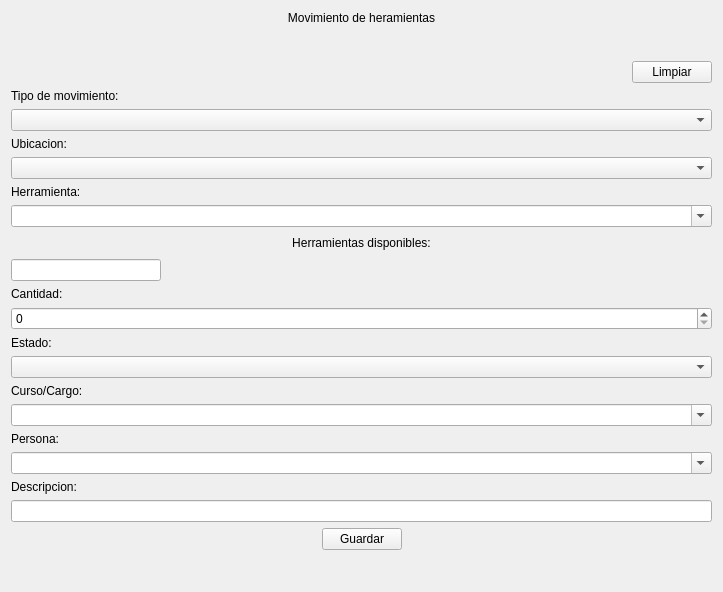
Before: the Qt Designer form blustock/ui/screens_uis/n-movimiento.ui in MaxAPBusiness/Blustock, drawn with Qt 5.
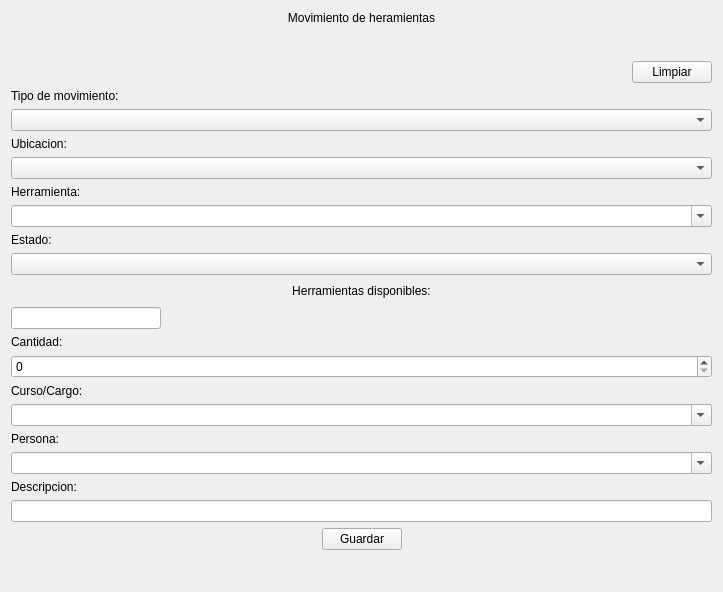
After: the same form once the commit is applied.

```diff
--- a/blustock/ui/screens_uis/n-movimiento.ui
+++ b/blustock/ui/screens_uis/n-movimiento.ui
@@ -144,6 +144,23 @@
       </widget>
      </item>
      <item row="3" column="1">
+      <widget class="QLabel" name="estadoLabel">
+       <property name="text">
+        <string>Estado:</string>
+       </property>
+      </widget>
+     </item>
+     <item row="4" column="1">
+      <widget class="QComboBox" name="estadoComboBox">
+       <property name="editable">
+        <bool>false</bool>
+       </property>
+       <property name="insertPolicy">
+        <enum>QComboBox::NoInsert</enum>
+       </property>
+      </widget>
+     </item>
+     <item row="5" column="1">
       <widget class="QLabel" name="herramientasDisponiblesLabel">
        <property name="sizePolicy">
         <sizepolicy hsizetype="Preferred" vsizetype="Preferred">
@@ -177,7 +194,7 @@
        </property>
       </widget>
      </item>
-     <item row="4" column="1">
+     <item row="6" column="1">
       <widget class="QLineEdit" name="herramientasDisponiblesLineEdit">
        <property name="sizePolicy">
         <sizepolicy hsizetype="Fixed" vsizetype="Fixed">
@@ -215,45 +232,28 @@
        </property>
       </widget>
      </item>
-     <item row="5" column="0">
+     <item row="7" column="0">
       <widget class="QLabel" name="cantidadLabel">
        <property name="text">
         <string>Cantidad:</string>
        </property>
       </widget>
      </item>
-     <item row="5" column="1">
+     <item row="7" column="1">
       <widget class="QSpinBox" name="cantidadSpinBox">
        <property name="maximum">
         <number>10000</number>
        </property>
       </widget>
      </item>
-     <item row="6" column="0">
-      <widget class="QLabel" name="estadoLabel">
-       <property name="text">
-        <string>Estado:</string>
-       </property>
-      </widget>
-     </item>
-     <item row="6" column="1">
-      <widget class="QComboBox" name="estadoComboBox">
-       <property name="editable">
-        <bool>false</bool>
-       </property>
-       <property name="insertPolicy">
-        <enum>QComboBox::NoInsert</enum>
-       </property>
-      </widget>
-     </item>
-     <item row="7" column="0">
+     <item row="8" column="0">
       <widget class="QLabel" name="cursoLabel">
        <property name="text">
         <string>Curso/Cargo:</string>
        </property>
       </widget>
      </item>
-     <item row="7" column="1">
+     <item row="8" column="1">
       <widget class="QComboBox" name="cursoComboBox">
        <property name="editable">
         <bool>true</bool>
@@ -263,14 +263,14 @@
        </property>
       </widget>
      </item>
-     <item row="8" column="0">
+     <item row="9" column="0">
       <widget class="QLabel" name="alumnoLabel">
        <property name="text">
         <string>Persona:</string>
        </property>
       </widget>
      </item>
-     <item row="8" column="1">
+     <item row="9" column="1">
       <widget class="QComboBox" name="alumnoComboBox">
        <property name="editable">
         <bool>true</bool>
@@ -280,14 +280,14 @@
        </property>
       </widget>
      </item>
-     <item row="9" column="0">
+     <item row="10" column="0">
       <widget class="QLabel" name="descripcionLabel">
        <property name="text">
         <string>Descripcion:</string>
        </property>
       </widget>
      </item>
-     <item row="9" column="1">
+     <item row="10" column="1">
       <widget class="QLineEdit" name="descripcionLineEdit"/>
      </item>
     </layout>
```
